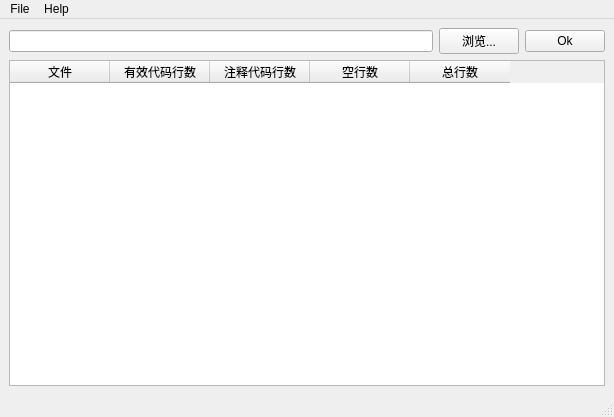
Above: Code/Ui/codestatisticswindow.ui from coolweedman/CodeStatistics before the change. Below: the same form after it.
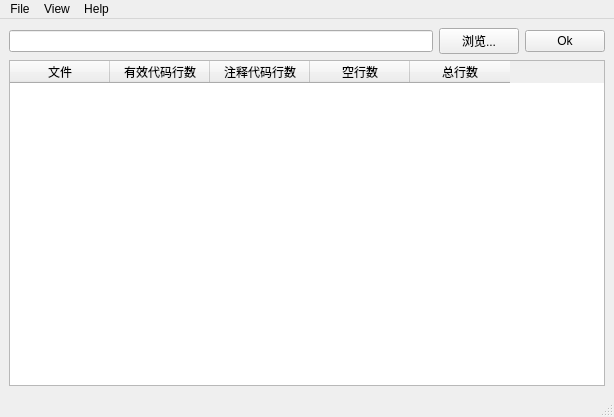
That is the form after the change.

What changed in the file:
```diff
--- a/Code/Ui/codestatisticswindow.ui
+++ b/Code/Ui/codestatisticswindow.ui
@@ -84,7 +84,14 @@
     </property>
     <addaction name="actionAbout"/>
    </widget>
+   <widget class="QMenu" name="menuView">
+    <property name="title">
+     <string>View</string>
+    </property>
+    <addaction name="actionFilter"/>
+   </widget>
    <addaction name="menuFile"/>
+   <addaction name="menuView"/>
    <addaction name="menuHelp"/>
   </widget>
   <widget class="QStatusBar" name="statusbar"/>
```
Left out of the diff: 5 changed lines with no effect on the pictures.
